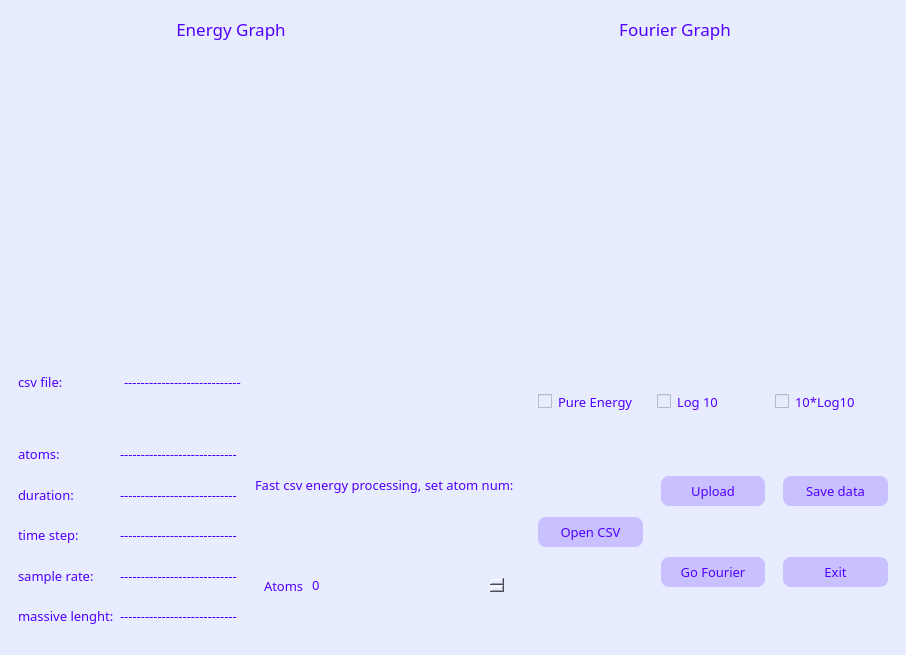
Old version of the form Fourier_Program/MDFourierX/designX.ui in the repository ZebraHead22/Molecular_Dynamics.
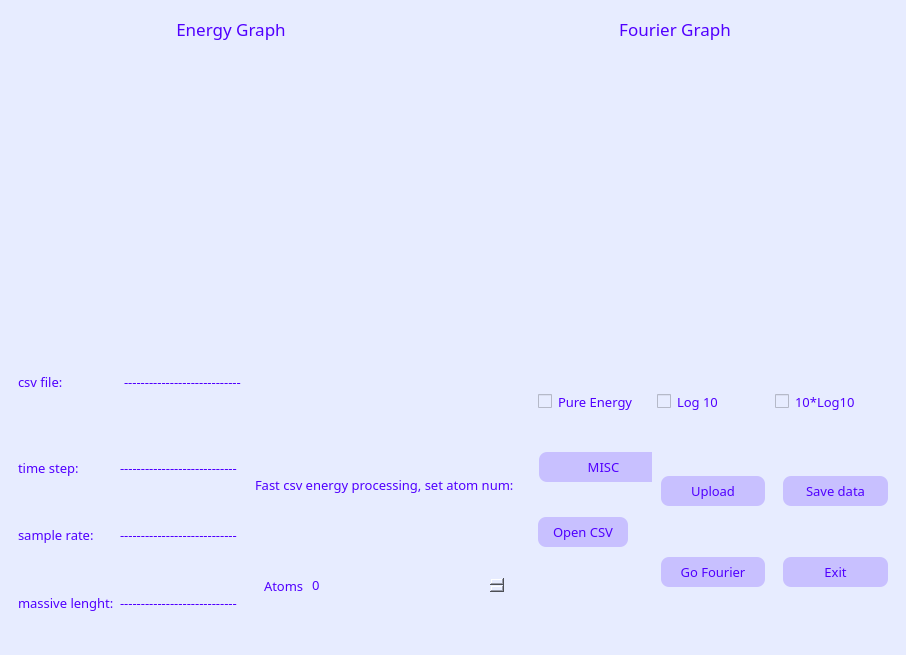
New version of the form. Custom widgets are drawn as their Qt base class.

```diff
--- a/Fourier_Program/MDFourierX/designX.ui
+++ b/Fourier_Program/MDFourierX/designX.ui
@@ -333,30 +333,8 @@
              <item>
               <widget class="QWidget" name="widget_12" native="true">
                <layout class="QGridLayout" name="gridLayout_3">
-                <item row="0" column="0">
-                 <widget class="QLabel" name="atomLabelTitle">
-                  <property name="maximumSize">
-                   <size>
-                    <width>100</width>
-                    <height>16777215</height>
-                   </size>
-                  </property>
-                  <property name="font">
-                   <font>
-                    <family>Rockwell</family>
-                    <pointsize>10</pointsize>
-                   </font>
-                  </property>
-                  <property name="styleSheet">
-                   <string notr="true">color: rgb(81, 0, 255)</string>
-                  </property>
-                  <property name="text">
-                   <string>atoms:</string>
-                  </property>
-                 </widget>
-                </item>
                 <item row="0" column="1">
-                 <widget class="QLabel" name="atomLabel">
+                 <widget class="QLabel" name="tsLabel">
                   <property name="font">
                    <font>
                     <family>Rockwell</family>
@@ -371,30 +349,8 @@
                   </property>
                  </widget>
                 </item>
-                <item row="1" column="0">
-                 <widget class="QLabel" name="durationLabelTitle">
-                  <property name="maximumSize">
-                   <size>
-                    <width>100</width>
-                    <height>16777215</height>
-                   </size>
-                  </property>
-                  <property name="font">
-                   <font>
-                    <family>Rockwell</family>
-                    <pointsize>10</pointsize>
-                   </font>
-                  </property>
-                  <property name="styleSheet">
-                   <string notr="true">color: rgb(81, 0, 255)</string>
-                  </property>
-                  <property name="text">
-                   <string>duration:</string>
-                  </property>
-                 </widget>
-                </item>
                 <item row="1" column="1">
-                 <widget class="QLabel" name="durLabel">
+                 <widget class="QLabel" name="srLabel">
                   <property name="font">
                    <font>
                     <family>Rockwell</family>
@@ -409,7 +365,7 @@
                   </property>
                  </widget>
                 </item>
-                <item row="2" column="0">
+                <item row="0" column="0">
                  <widget class="QLabel" name="tsLabelTitle">
                   <property name="maximumSize">
                    <size>
@@ -432,7 +388,7 @@
                  </widget>
                 </item>
                 <item row="2" column="1">
-                 <widget class="QLabel" name="tsLabel">
+                 <widget class="QLabel" name="mlLabel">
                   <property name="font">
                    <font>
                     <family>Rockwell</family>
@@ -447,7 +403,7 @@
                   </property>
                  </widget>
                 </item>
-                <item row="3" column="0">
+                <item row="1" column="0">
                  <widget class="QLabel" name="srLabelTitle">
                   <property name="maximumSize">
                    <size>
@@ -469,23 +425,7 @@
                   </property>
                  </widget>
                 </item>
-                <item row="3" column="1">
-                 <widget class="QLabel" name="srLabel">
-                  <property name="font">
-                   <font>
-                    <family>Rockwell</family>
-                    <pointsize>10</pointsize>
-                   </font>
-                  </property>
-                  <property name="styleSheet">
-                   <string notr="true">color: rgb(81, 0, 255)</string>
-                  </property>
-                  <property name="text">
-                   <string>----------------------------</string>
-                  </property>
-                 </widget>
-                </item>
-                <item row="4" column="0">
+                <item row="2" column="0">
                  <widget class="QLabel" name="mlLabelTitle">
                   <property name="maximumSize">
                    <size>
@@ -507,22 +447,6 @@
                   </property>
                  </widget>
                 </item>
-                <item row="4" column="1">
-                 <widget class="QLabel" name="mlLabel">
-                  <property name="font">
-                   <font>
-                    <family>Rockwell</family>
-                    <pointsize>10</pointsize>
-                   </font>
-                  </property>
-                  <property name="styleSheet">
-                   <string notr="true">color: rgb(81, 0, 255)</string>
-                  </property>
-                  <property name="text">
-                   <string>----------------------------</string>
-                  </property>
-                 </widget>
-                </item>
                </layout>
               </widget>
              </item>
@@ -759,24 +683,30 @@
              </property>
              <item>
               <widget class="QWidget" name="widget_5" native="true">
-               <layout class="QVBoxLayout" name="verticalLayout_4">
-                <item>
-                 <widget class="QPushButton" name="openCSVBtn">
-                  <property name="minimumSize">
-                   <size>
-                    <width>90</width>
-                    <height>30</height>
-                   </size>
-                  </property>
-                  <property name="font">
-                   <font>
-                    <family>Rockwell</family>
-                    <pointsize>10</pointsize>
-                   </font>
-                  </property>
-                  <property name="styleSheet">
-                   <string notr="true">QPushButton {
-	vorder:none;
+               <widget class="QPushButton" name="openCSVBtn">
+                <property name="geometry">
+                 <rect>
+                  <x>9</x>
+                  <y>95</y>
+                  <width>90</width>
+                  <height>30</height>
+                 </rect>
+                </property>
+                <property name="minimumSize">
+                 <size>
+                  <width>90</width>
+                  <height>30</height>
+                 </size>
+                </property>
+                <property name="font">
+                 <font>
+                  <family>Rockwell</family>
+                  <pointsize>10</pointsize>
+                 </font>
+                </property>
+                <property name="styleSheet">
+                 <string notr="true">QPushButton {
+	border:none;
 	border-radius: 8px;
 	background-color:rgb(200, 192, 255);
 }
@@ -784,13 +714,47 @@
 	
 	background-color: rgb(198, 216, 255);
 }</string>
-                  </property>
-                  <property name="text">
-                   <string>Open CSV</string>
-                  </property>
-                 </widget>
-                </item>
-               </layout>
+                </property>
+                <property name="text">
+                 <string>Open CSV</string>
+                </property>
+               </widget>
+               <widget class="QPushButton" name="miscBtn">
+                <property name="geometry">
+                 <rect>
+                  <x>10</x>
+                  <y>30</y>
+                  <width>129</width>
+                  <height>30</height>
+                 </rect>
+                </property>
+                <property name="minimumSize">
+                 <size>
+                  <width>90</width>
+                  <height>30</height>
+                 </size>
+                </property>
+                <property name="font">
+                 <font>
+                  <family>Rockwell</family>
+                  <pointsize>10</pointsize>
+                 </font>
+                </property>
+                <property name="styleSheet">
+                 <string notr="true">QPushButton {
+	border:none;
+	border-radius: 8px;
+	background-color:rgb(200, 192, 255);
+}
+QPushButton:hover {
+	
+	background-color: rgb(198, 216, 255);
+}</string>
+                </property>
+                <property name="text">
+                 <string>MISC</string>
+                </property>
+               </widget>
               </widget>
              </item>
              <item>
```
Left out of the diff: 38 changed lines with no effect on the pictures.
